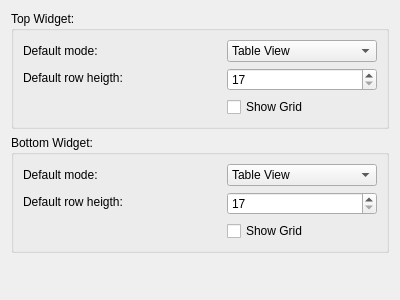
JPNaude/Qtilities, file src/Examples/ClipboardExample/ObserverWidgetConfig.ui: the form before one commit.
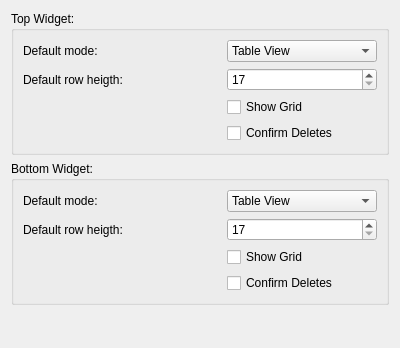
The form after the commit.

What changed in the file:
```diff
--- a/src/Examples/ClipboardExample/ObserverWidgetConfig.ui
+++ b/src/Examples/ClipboardExample/ObserverWidgetConfig.ui
@@ -7,7 +7,7 @@
     <x>0</x>
     <y>0</y>
     <width>400</width>
-    <height>300</height>
+    <height>348</height>
    </rect>
   </property>
   <property name="windowTitle">
@@ -92,7 +92,7 @@
         </property>
        </spacer>
       </item>
-      <item row="1" column="2" rowspan="2">
+      <item row="1" column="2">
        <widget class="QSpinBox" name="spinBoxRowHeight1">
         <property name="minimum">
          <number>17</number>
@@ -102,7 +102,7 @@
         </property>
        </widget>
       </item>
-      <item row="2" column="0" rowspan="2" colspan="2">
+      <item row="2" column="0" colspan="2">
        <spacer name="horizontalSpacer_3">
         <property name="orientation">
          <enum>Qt::Horizontal</enum>
@@ -115,13 +115,33 @@
         </property>
        </spacer>
       </item>
-      <item row="3" column="2">
+      <item row="2" column="2">
        <widget class="QCheckBox" name="checkShowGrid1">
         <property name="text">
          <string>Show Grid</string>
         </property>
        </widget>
       </item>
+      <item row="3" column="0" colspan="2">
+       <spacer name="horizontalSpacer_8">
+        <property name="orientation">
+         <enum>Qt::Horizontal</enum>
+        </property>
+        <property name="sizeHint" stdset="0">
+         <size>
+          <width>203</width>
+          <height>20</height>
+         </size>
+        </property>
+       </spacer>
+      </item>
+      <item row="3" column="2">
+       <widget class="QCheckBox" name="checkConfirmDeletes1">
+        <property name="text">
+         <string>Confirm Deletes</string>
+        </property>
+       </widget>
+      </item>
      </layout>
     </widget>
    </item>
@@ -203,7 +223,7 @@
         </property>
        </spacer>
       </item>
-      <item row="1" column="2" rowspan="2">
+      <item row="1" column="2">
        <widget class="QSpinBox" name="spinBoxRowHeight2">
         <property name="minimum">
          <number>17</number>
@@ -213,7 +233,7 @@
         </property>
        </widget>
       </item>
-      <item row="2" column="0" rowspan="2" colspan="2">
+      <item row="2" column="0" colspan="2">
        <spacer name="horizontalSpacer_6">
         <property name="orientation">
          <enum>Qt::Horizontal</enum>
@@ -226,13 +246,33 @@
         </property>
        </spacer>
       </item>
-      <item row="3" column="2">
+      <item row="2" column="2">
        <widget class="QCheckBox" name="checkShowGrid2">
         <property name="text">
          <string>Show Grid</string>
         </property>
        </widget>
       </item>
+      <item row="3" column="0" colspan="2">
+       <spacer name="horizontalSpacer_7">
+        <property name="orientation">
+         <enum>Qt::Horizontal</enum>
+        </property>
+        <property name="sizeHint" stdset="0">
+         <size>
+          <width>203</width>
+          <height>20</height>
+         </size>
+        </property>
+       </spacer>
+      </item>
+      <item row="3" column="2">
+       <widget class="QCheckBox" name="checkConfirmDeletes2">
+        <property name="text">
+         <string>Confirm Deletes</string>
+        </property>
+       </widget>
+      </item>
      </layout>
     </widget>
    </item>
```
